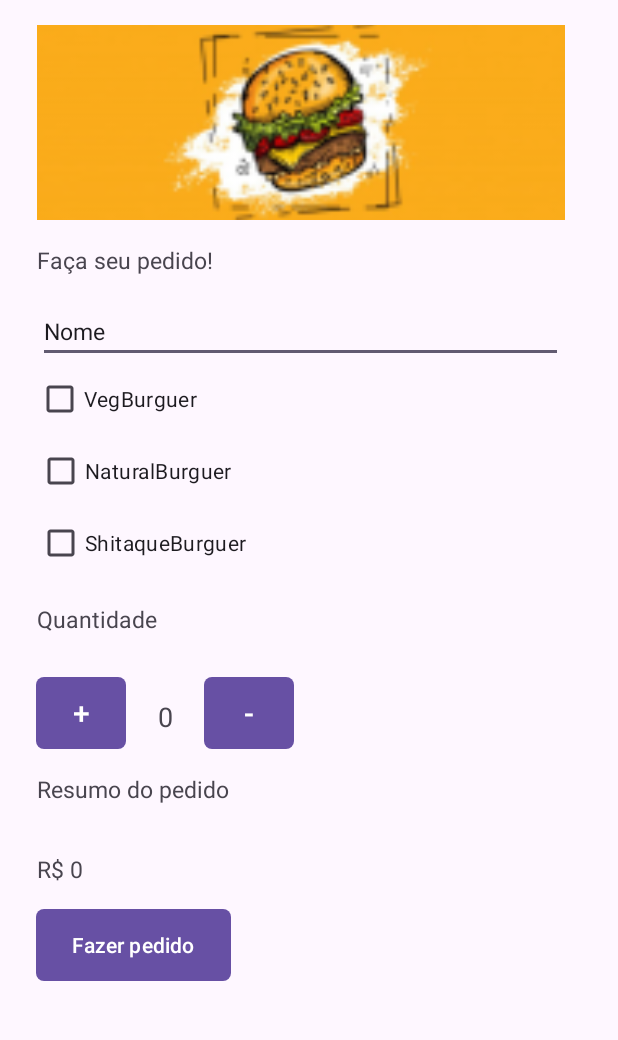
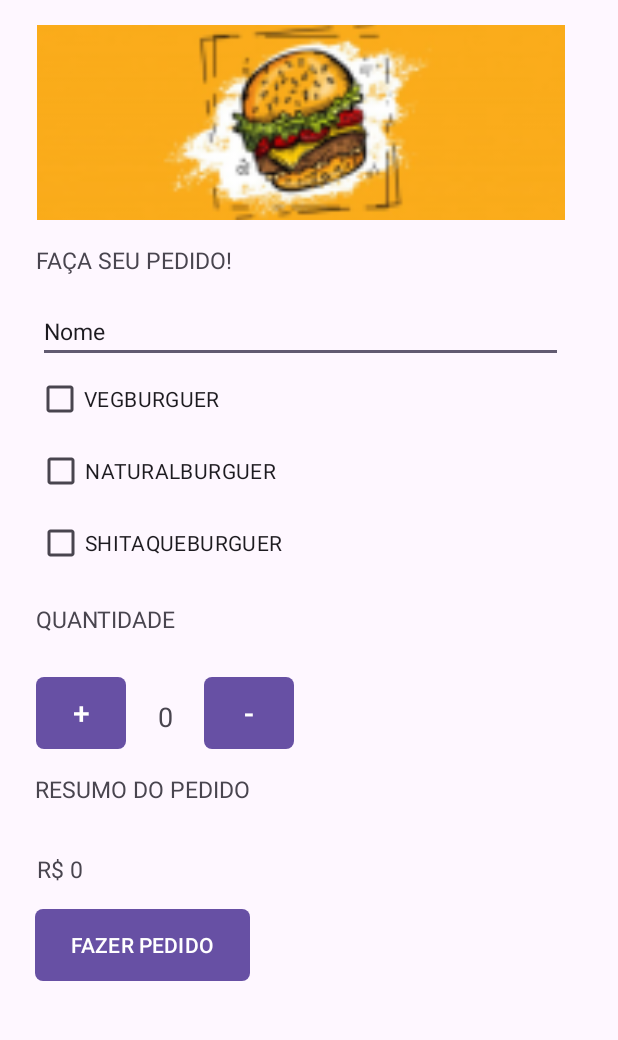
Before and after one commit to AlineStrass/HamburgueriaZ, an Android app: the screen it shows after launch (MainActivity), on a phone screen of 412 x 824 dp, the part 87-1127 px from its top. Run offline under Robolectric (Android 15) with nearby library versions, the phone set to English and light mode, and no system bars.

Commit message:
letras transformadas para miúsculas

```diff
--- a/app/src/main/java/com/example/hamburgueriaz/MainActivity.java
+++ b/app/src/main/java/com/example/hamburgueriaz/MainActivity.java
@@ -1,14 +1,26 @@
 package com.example.hamburgueriaz;
 
 import android.os.Bundle;
-
+import android.text.InputFilter;
+import android.view.View;
+import android.widget.Button;
+import android.widget.EditText;
+import android.widget.TextView;
 import androidx.activity.EdgeToEdge;
 import androidx.appcompat.app.AppCompatActivity;
 import androidx.core.graphics.Insets;
 import androidx.core.view.ViewCompat;
 import androidx.core.view.WindowInsetsCompat;
+import android.widget.RadioGroup;
+
 
 public class MainActivity extends AppCompatActivity {
+
+    //instanciando objetos das views que irão ter alguma interação.
+    private TextView mTextView;
+    private TextView mTextViewQntCompra;
+    private EditText mEditText;
+    private Button mButtom;
 
     @Override
     protected void onCreate(Bundle savedInstanceState) {
@@ -20,5 +32,25 @@ public class MainActivity extends AppCompatActivity {
             v.setPadding(systemBars.left, systemBars.top, systemBars.right, systemBars.bottom);
             return insets;
         });
+
+        //Relacionando com o id que foi cadastrado no arquivo xml
+        mTextView = findViewById(R.id.textView2);
+        mTextView = findViewById(R.id.textView);
+        mTextView = findViewById(R.id.textView4);
+        mTextView = findViewById(R.id.textView5);
+
+        mTextViewQntCompra = findViewById(R.id.textView3);
+
+        mEditText = findViewById(R.id.editTextText);
+
+        mButtom = findViewById(R.id.button);
+        mButtom = findViewById(R.id.button2);
+        mButtom = findViewById(R.id.button3);
+
+
     }
+
+
+
+
 }
--- a/app/src/main/res/layout/activity_main.xml
+++ b/app/src/main/res/layout/activity_main.xml
@@ -59,7 +59,7 @@
     <EditText
         android:id="@+id/editTextText"
         style="@style/EditTextInput"
-        android:inputType="text"
+        android:inputType="textCapCharacters"
         android:text="Nome"
         app:layout_constraintEnd_toEndOf="parent"
         app:layout_constraintHorizontal_bias="0.32"
--- a/app/src/main/res/values/themes.xml
+++ b/app/src/main/res/values/themes.xml
@@ -29,6 +29,7 @@
     </style>
 
     <style name="EstiloTexto">
+        <item name="android:textAllCaps">true</item>
         <item name="android:layout_width">wrap_content</item>
         <item name="android:layout_height">wrap_content</item>
         <item name="android:gravity">center_vertical</item>
@@ -41,6 +42,7 @@
     </style>
 
     <style name="EditTextInput">
+        <item name="android:textAllCaps">true</item>
         <item name="android:layout_width">350dp</item>
         <item name="android:layout_height">wrap_content</item>
         <item name="android:textSize">15sp</item>
@@ -50,12 +52,14 @@
     </style>
 
     <style name="CheckBox">
+        <item name="android:textAllCaps">true</item>
         <item name="android:layout_width">wrap_content</item>
         <item name="android:layout_height">wrap_content</item>
         <item name="android:layout_marginStart">24dp</item>
     </style>
 
     <style name="Button">
+        <item name="android:textAllCaps">true</item>
         <item name="android:layout_width">wrap_content</item>
         <item name="android:layout_height">wrap_content</item>
         <item name="android:background">@drawable/background_buttom</item>
```
